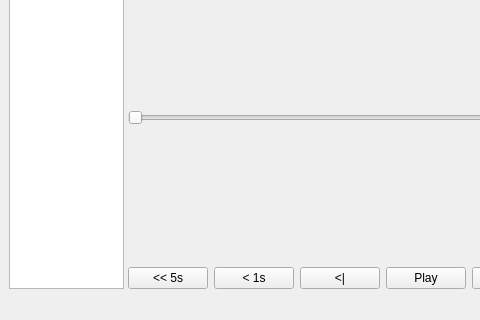
OpenSportsLab/DatasetAnnotationTool, file osl_visualizer/ui/mainwindow.ui: the form before one commit; both pictures show x 0 to 480 and y 347 to 667 of the 913 by 667 pixel window.
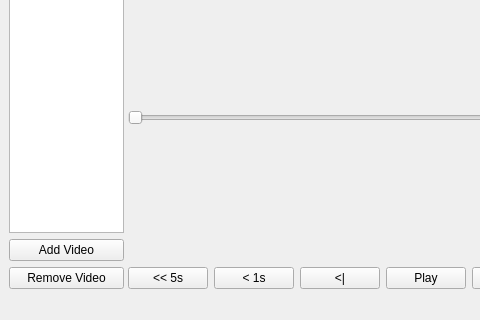
The form after the commit.

Commit message: add/remove videos

```diff
--- a/osl_visualizer/ui/mainwindow.ui
+++ b/osl_visualizer/ui/mainwindow.ui
@@ -53,6 +53,20 @@
         <item>
          <widget class="QListView" name="videoListView"/>
         </item>
+        <item>
+         <widget class="QPushButton" name="addVideoButton">
+          <property name="text">
+           <string>Add Video</string>
+          </property>
+         </widget>
+        </item>
+        <item>
+         <widget class="QPushButton" name="removeVideoButton">
+          <property name="text">
+           <string>Remove Video</string>
+          </property>
+         </widget>
+        </item>
        </layout>
       </widget>
       <widget class="QWidget" name="centerPanel">
```
The commit also changes 1 other file.
